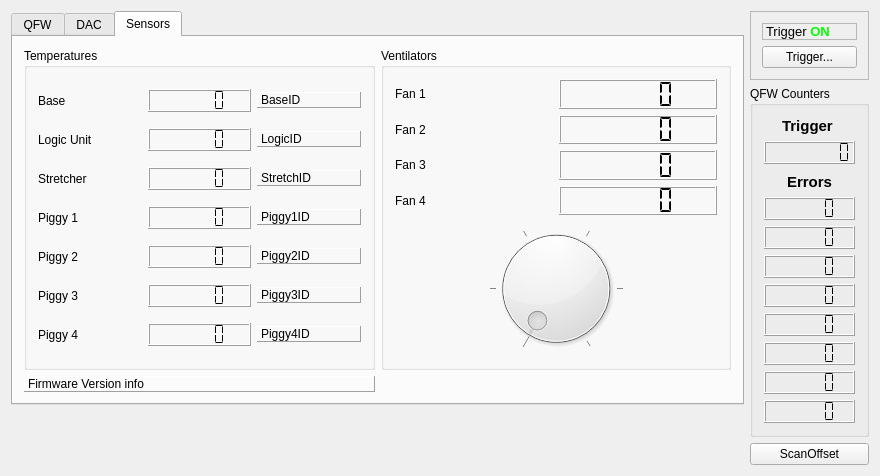
The window that mbspex/gui/qt/poland/PolandWidget.ui (gsi-ee/drivers) describes before a commit, drawn with Qt 5.
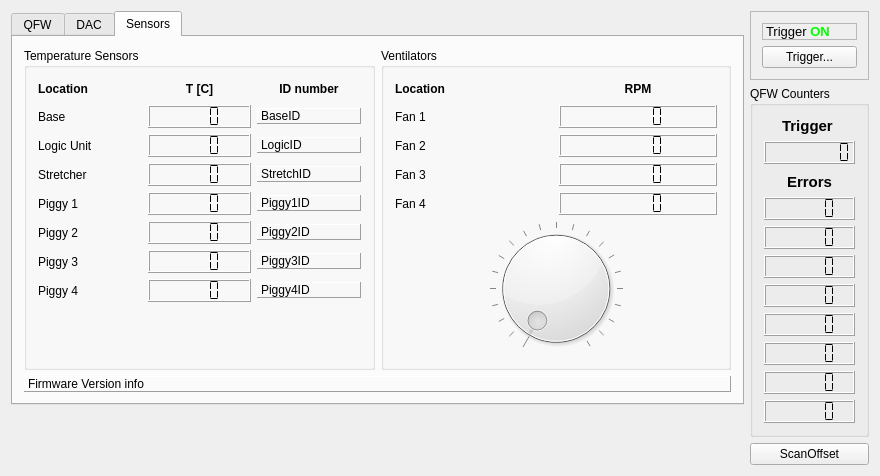
The same window after the commit. The open tabs and pages were chosen to show the change.

Commit message: mbspex poland gui: small improvements on the sensors panel

Patch:
```diff
--- a/mbspex/gui/qt/poland/PolandWidget.ui
+++ b/mbspex/gui/qt/poland/PolandWidget.ui
@@ -754,315 +754,464 @@
       <attribute name="title">
        <string>Sensors</string>
       </attribute>
-      <layout class="QGridLayout" name="gridLayout_3">
+      <layout class="QGridLayout" name="gridLayout_10">
        <item row="0" column="0">
         <widget class="QGroupBox" name="TempGroupBox">
          <property name="title">
-          <string>Temperatures</string>
+          <string>Temperature Sensors</string>
          </property>
-         <layout class="QGridLayout" name="gridLayout_2">
-          <item row="5" column="2">
-           <widget class="QLabel" name="IdPiggy3Label">
-            <property name="sizePolicy">
-             <sizepolicy hsizetype="Preferred" vsizetype="Fixed">
-              <horstretch>0</horstretch>
-              <verstretch>0</verstretch>
-             </sizepolicy>
-            </property>
-            <property name="toolTip">
-             <string>&lt;html&gt;&lt;head/&gt;&lt;body&gt;&lt;p&gt;ID number of sensor&lt;/p&gt;&lt;/body&gt;&lt;/html&gt;</string>
-            </property>
-            <property name="locale">
-             <locale language="English" country="UnitedStates"/>
-            </property>
-            <property name="frameShape">
-             <enum>QFrame::Panel</enum>
-            </property>
-            <property name="frameShadow">
-             <enum>QFrame::Raised</enum>
-            </property>
-            <property name="text">
-             <string>Piggy3ID</string>
-            </property>
-           </widget>
-          </item>
-          <item row="3" column="1">
-           <widget class="QLCDNumber" name="TPiggy1LCD">
-            <property name="toolTip">
-             <string>Temperature in Celsius of POLAND piggyback 1</string>
-            </property>
-            <property name="segmentStyle">
-             <enum>QLCDNumber::Flat</enum>
-            </property>
-           </widget>
-          </item>
-          <item row="0" column="1">
-           <widget class="QLCDNumber" name="TBaseLCD">
-            <property name="toolTip">
-             <string>Temperature in Celsius of POLAND base unit</string>
-            </property>
-            <property name="smallDecimalPoint">
-             <bool>false</bool>
-            </property>
-            <property name="segmentStyle">
-             <enum>QLCDNumber::Flat</enum>
-            </property>
-            <property name="value" stdset="0">
-             <double>0.000000000000000</double>
-            </property>
-            <property name="intValue" stdset="0">
-             <number>0</number>
-            </property>
-           </widget>
-          </item>
-          <item row="1" column="1">
-           <widget class="QLCDNumber" name="TLogicLCD">
-            <property name="toolTip">
-             <string>Temperature in Celsius of POLAND logic unit</string>
-            </property>
-            <property name="segmentStyle">
-             <enum>QLCDNumber::Flat</enum>
-            </property>
-           </widget>
-          </item>
+         <layout class="QGridLayout" name="gridLayout_12">
           <item row="0" column="0">
-           <widget class="QLabel" name="TbaseLabel">
-            <property name="text">
-             <string>Base</string>
-            </property>
-           </widget>
-          </item>
-          <item row="6" column="1">
-           <widget class="QLCDNumber" name="TPiggy4LCD">
-            <property name="toolTip">
-             <string>Temperature in Celsius of POLAND piggyback 4</string>
-            </property>
-            <property name="segmentStyle">
-             <enum>QLCDNumber::Flat</enum>
-            </property>
-           </widget>
-          </item>
-          <item row="2" column="2">
-           <widget class="QLabel" name="IdStretchLabel">
-            <property name="sizePolicy">
-             <sizepolicy hsizetype="Preferred" vsizetype="Fixed">
-              <horstretch>0</horstretch>
-              <verstretch>0</verstretch>
-             </sizepolicy>
-            </property>
-            <property name="toolTip">
-             <string>&lt;html&gt;&lt;head/&gt;&lt;body&gt;&lt;p&gt;ID number of sensor&lt;/p&gt;&lt;/body&gt;&lt;/html&gt;</string>
-            </property>
-            <property name="locale">
-             <locale language="English" country="UnitedStates"/>
-            </property>
-            <property name="frameShape">
-             <enum>QFrame::Panel</enum>
-            </property>
-            <property name="frameShadow">
-             <enum>QFrame::Raised</enum>
-            </property>
-            <property name="text">
-             <string>StretchID</string>
-            </property>
-           </widget>
-          </item>
-          <item row="2" column="1">
-           <widget class="QLCDNumber" name="TStretchLCD">
-            <property name="toolTip">
-             <string>Temperature in Celsius of POLAND stretcher unit</string>
-            </property>
-            <property name="segmentStyle">
-             <enum>QLCDNumber::Flat</enum>
-            </property>
-           </widget>
-          </item>
-          <item row="2" column="0">
-           <widget class="QLabel" name="TStretchLabel">
-            <property name="text">
-             <string>Stretcher</string>
-            </property>
-           </widget>
-          </item>
-          <item row="4" column="2">
-           <widget class="QLabel" name="IdPiggy2Label">
-            <property name="sizePolicy">
-             <sizepolicy hsizetype="Preferred" vsizetype="Fixed">
-              <horstretch>0</horstretch>
-              <verstretch>0</verstretch>
-             </sizepolicy>
-            </property>
-            <property name="toolTip">
-             <string>&lt;html&gt;&lt;head/&gt;&lt;body&gt;&lt;p&gt;ID number of sensor&lt;/p&gt;&lt;/body&gt;&lt;/html&gt;</string>
-            </property>
-            <property name="locale">
-             <locale language="English" country="UnitedStates"/>
-            </property>
-            <property name="frameShape">
-             <enum>QFrame::Panel</enum>
-            </property>
-            <property name="frameShadow">
-             <enum>QFrame::Raised</enum>
-            </property>
-            <property name="text">
-             <string>Piggy2ID</string>
-            </property>
-           </widget>
-          </item>
-          <item row="4" column="0">
-           <widget class="QLabel" name="TPiggy2Label">
-            <property name="text">
-             <string>Piggy 2</string>
-            </property>
-           </widget>
-          </item>
-          <item row="0" column="2">
-           <widget class="QLabel" name="IdBaseLabel">
-            <property name="sizePolicy">
-             <sizepolicy hsizetype="Preferred" vsizetype="Fixed">
-              <horstretch>0</horstretch>
-              <verstretch>0</verstretch>
-             </sizepolicy>
-            </property>
-            <property name="toolTip">
-             <string>&lt;html&gt;&lt;head/&gt;&lt;body&gt;&lt;p&gt;ID number of sensor&lt;/p&gt;&lt;/body&gt;&lt;/html&gt;</string>
-            </property>
-            <property name="locale">
-             <locale language="English" country="UnitedStates"/>
-            </property>
-            <property name="frameShape">
-             <enum>QFrame::Panel</enum>
-            </property>
-            <property name="frameShadow">
-             <enum>QFrame::Raised</enum>
-            </property>
-            <property name="text">
-             <string>BaseID</string>
-            </property>
-           </widget>
-          </item>
-          <item row="1" column="2">
-           <widget class="QLabel" name="IdLogicLabel">
-            <property name="sizePolicy">
-             <sizepolicy hsizetype="Preferred" vsizetype="Fixed">
-              <horstretch>0</horstretch>
-              <verstretch>0</verstretch>
-             </sizepolicy>
-            </property>
-            <property name="toolTip">
-             <string>&lt;html&gt;&lt;head/&gt;&lt;body&gt;&lt;p&gt;ID number of sensor&lt;/p&gt;&lt;/body&gt;&lt;/html&gt;</string>
-            </property>
-            <property name="locale">
-             <locale language="English" country="UnitedStates"/>
-            </property>
-            <property name="frameShape">
-             <enum>QFrame::Panel</enum>
-            </property>
-            <property name="frameShadow">
-             <enum>QFrame::Raised</enum>
-            </property>
-            <property name="text">
-             <string>LogicID</string>
-            </property>
-           </widget>
-          </item>
-          <item row="3" column="0">
-           <widget class="QLabel" name="TPiggy1Label">
-            <property name="text">
-             <string>Piggy 1</string>
-            </property>
-           </widget>
-          </item>
-          <item row="6" column="2">
-           <widget class="QLabel" name="IdPiggy4Label">
-            <property name="sizePolicy">
-             <sizepolicy hsizetype="Preferred" vsizetype="Fixed">
-              <horstretch>0</horstretch>
-              <verstretch>0</verstretch>
-             </sizepolicy>
-            </property>
-            <property name="toolTip">
-             <string>&lt;html&gt;&lt;head/&gt;&lt;body&gt;&lt;p&gt;ID number of sensor&lt;/p&gt;&lt;/body&gt;&lt;/html&gt;</string>
-            </property>
-            <property name="locale">
-             <locale language="English" country="UnitedStates"/>
-            </property>
-            <property name="frameShape">
-             <enum>QFrame::Panel</enum>
-            </property>
-            <property name="frameShadow">
-             <enum>QFrame::Raised</enum>
-            </property>
-            <property name="text">
-             <string>Piggy4ID</string>
-            </property>
-           </widget>
-          </item>
-          <item row="4" column="1">
-           <widget class="QLCDNumber" name="TPiggy2LCD">
-            <property name="toolTip">
-             <string>Temperature in Celsius of POLAND piggyback 2</string>
-            </property>
-            <property name="segmentStyle">
-             <enum>QLCDNumber::Flat</enum>
-            </property>
-           </widget>
+           <layout class="QGridLayout" name="gridLayout_2">
+            <item row="0" column="0">
+             <widget class="QLabel" name="NameLabel">
+              <property name="sizePolicy">
+               <sizepolicy hsizetype="Preferred" vsizetype="Minimum">
+                <horstretch>0</horstretch>
+                <verstretch>0</verstretch>
+               </sizepolicy>
+              </property>
+              <property name="minimumSize">
+               <size>
+                <width>0</width>
+                <height>20</height>
+               </size>
+              </property>
+              <property name="font">
+               <font>
+                <weight>75</weight>
+                <bold>true</bold>
+               </font>
+              </property>
+              <property name="text">
+               <string>Location</string>
+              </property>
+              <property name="alignment">
+               <set>Qt::AlignLeading|Qt::AlignLeft|Qt::AlignVCenter</set>
+              </property>
+             </widget>
+            </item>
+            <item row="0" column="1">
+             <widget class="QLabel" name="TempLabel">
+              <property name="sizePolicy">
+               <sizepolicy hsizetype="Preferred" vsizetype="Minimum">
+                <horstretch>0</horstretch>
+                <verstretch>0</verstretch>
+               </sizepolicy>
+              </property>
+              <property name="minimumSize">
+               <size>
+                <width>0</width>
+                <height>20</height>
+               </size>
+              </property>
+              <property name="font">
+               <font>
+                <weight>75</weight>
+                <bold>true</bold>
+               </font>
+              </property>
+              <property name="layoutDirection">
+               <enum>Qt::LeftToRight</enum>
+              </property>
+              <property name="text">
+               <string>T [C]</string>
+              </property>
+              <property name="alignment">
+               <set>Qt::AlignCenter</set>
+              </property>
+             </widget>
+            </item>
+            <item row="0" column="2">
+             <widget class="QLabel" name="IDLabe">
+              <property name="sizePolicy">
+               <sizepolicy hsizetype="Preferred" vsizetype="Minimum">
+                <horstretch>0</horstretch>
+                <verstretch>0</verstretch>
+               </sizepolicy>
+              </property>
+              <property name="minimumSize">
+               <size>
+                <width>0</width>
+                <height>20</height>
+               </size>
+              </property>
+              <property name="font">
+               <font>
+                <weight>75</weight>
+                <bold>true</bold>
+               </font>
+              </property>
+              <property name="text">
+               <string>ID number</string>
+              </property>
+              <property name="alignment">
+               <set>Qt::AlignCenter</set>
+              </property>
+             </widget>
+            </item>
+            <item row="1" column="0">
+             <widget class="QLabel" name="TbaseLabel">
+              <property name="text">
+               <string>Base</string>
+              </property>
+             </widget>
+            </item>
+            <item row="1" column="1">
+             <widget class="QLCDNumber" name="TBaseLCD">
+              <property name="toolTip">
+               <string>Temperature in Celsius of POLAND base unit</string>
+              </property>
+              <property name="smallDecimalPoint">
+               <bool>false</bool>
+              </property>
+              <property name="digitCount">
+               <number>4</number>
+              </property>
+              <property name="segmentStyle">
+               <enum>QLCDNumber::Flat</enum>
+              </property>
+              <property name="value" stdset="0">
+               <double>0.000000000000000</double>
+              </property>
+              <property name="intValue" stdset="0">
+               <number>0</number>
+              </property>
+             </widget>
+            </item>
+            <item row="1" column="2">
+             <widget class="QLabel" name="IdBaseLabel">
+              <property name="sizePolicy">
+               <sizepolicy hsizetype="Preferred" vsizetype="Fixed">
+                <horstretch>0</horstretch>
+                <verstretch>0</verstretch>
+               </sizepolicy>
+              </property>
+              <property name="toolTip">
+               <string>&lt;html&gt;&lt;head/&gt;&lt;body&gt;&lt;p&gt;ID number of sensor&lt;/p&gt;&lt;/body&gt;&lt;/html&gt;</string>
+              </property>
+              <property name="locale">
+               <locale language="English" country="UnitedStates"/>
+              </property>
+              <property name="frameShape">
+               <enum>QFrame::Panel</enum>
+              </property>
+              <property name="frameShadow">
+               <enum>QFrame::Raised</enum>
+              </property>
+              <property name="text">
+               <string>BaseID</string>
+              </property>
+             </widget>
+            </item>
+            <item row="2" column="0">
+             <widget class="QLabel" name="TLogicLabel">
+              <property name="text">
+               <string>Logic Unit</string>
+              </property>
+             </widget>
+            </item>
+            <item row="2" column="1">
+             <widget class="QLCDNumber" name="TLogicLCD">
+              <property name="toolTip">
+               <string>Temperature in Celsius of POLAND logic unit</string>
+              </property>
+              <property name="smallDecimalPoint">
+               <bool>false</bool>
+              </property>
+              <property name="digitCount">
+               <number>4</number>
+              </property>
+              <property name="segmentStyle">
+               <enum>QLCDNumber::Flat</enum>
+              </property>
+              <property name="value" stdset="0">
+               <double>0.000000000000000</double>
+              </property>
+              <property name="intValue" stdset="0">
+               <number>0</number>
+              </property>
+             </widget>
+            </item>
+            <item row="2" column="2">
+             <widget class="QLabel" name="IdLogicLabel">
+              <property name="sizePolicy">
+               <sizepolicy hsizetype="Preferred" vsizetype="Fixed">
+                <horstretch>0</horstretch>
+                <verstretch>0</verstretch>
+               </sizepolicy>
+              </property>
+              <property name="toolTip">
+               <string>&lt;html&gt;&lt;head/&gt;&lt;body&gt;&lt;p&gt;ID number of sensor&lt;/p&gt;&lt;/body&gt;&lt;/html&gt;</string>
+              </property>
+              <property name="locale">
+               <locale language="English" country="UnitedStates"/>
+              </property>
+              <property name="frameShape">
+               <enum>QFrame::Panel</enum>
+              </property>
+              <property name="frameShadow">
+               <enum>QFrame::Raised</enum>
+              </property>
+              <property name="text">
+               <string>LogicID</string>
+              </property>
+             </widget>
+            </item>
+            <item row="3" column="0">
+             <widget class="QLabel" name="TStretchLabel">
+              <property name="text">
+               <string>Stretcher</string>
+              </property>
+             </widget>
+            </item>
+            <item row="3" column="1">
+             <widget class="QLCDNumber" name="TStretchLCD">
+              <property name="toolTip">
+               <string>Temperature in Celsius of POLAND stretcher unit</string>
+              </property>
+              <property name="smallDecimalPoint">
+               <bool>false</bool>
+              </property>
+              <property name="digitCount">
+               <number>4</number>
+              </property>
+              <property name="segmentStyle">
+               <enum>QLCDNumber::Flat</enum>
+              </property>
+             </widget>
+            </item>
+            <item row="3" column="2">
+             <widget class="QLabel" name="IdStretchLabel">
+              <property name="sizePolicy">
+               <sizepolicy hsizetype="Preferred" vsizetype="Fixed">
+                <horstretch>0</horstretch>
+                <verstretch>0</verstretch>
+               </sizepolicy>
+              </property>
+              <property name="toolTip">
+               <string>&lt;html&gt;&lt;head/&gt;&lt;body&gt;&lt;p&gt;ID number of sensor&lt;/p&gt;&lt;/body&gt;&lt;/html&gt;</string>
+              </property>
+              <property name="locale">
+               <locale language="English" country="UnitedStates"/>
+              </property>
+              <property name="frameShape">
+               <enum>QFrame::Panel</enum>
+              </property>
+              <property name="frameShadow">
+               <enum>QFrame::Raised</enum>
+              </property>
+              <property name="text">
+               <string>StretchID</string>
+              </property>
+             </widget>
+            </item>
+            <item row="4" column="0">
+             <widget class="QLabel" name="TPiggy1Label">
+              <property name="text">
+               <string>Piggy 1</string>
+              </property>
+             </widget>
+            </item>
+            <item row="4" column="1">
+             <widget class="QLCDNumber" name="TPiggy1LCD">
+              <property name="toolTip">
+               <string>Temperature in Celsius of POLAND piggyback 1</string>
+              </property>
+              <property name="smallDecimalPoint">
+               <bool>false</bool>
+              </property>
+              <property name="digitCount">
+               <number>4</number>
+              </property>
+              <property name="segmentStyle">
+               <enum>QLCDNumber::Flat</enum>
+              </property>
+             </widget>
+            </item>
+            <item row="4" column="2">
+             <widget class="QLabel" name="IdPiggy1Label">
+              <property name="sizePolicy">
+               <sizepolicy hsizetype="Preferred" vsizetype="Fixed">
+                <horstretch>0</horstretch>
+                <verstretch>0</verstretch>
+               </sizepolicy>
+              </property>
+              <property name="toolTip">
+               <string>&lt;html&gt;&lt;head/&gt;&lt;body&gt;&lt;p&gt;ID number of sensor&lt;/p&gt;&lt;/body&gt;&lt;/html&gt;</string>
+              </property>
+              <property name="locale">
+               <locale language="English" country="UnitedStates"/>
+              </property>
+              <property name="frameShape">
+               <enum>QFrame::Panel</enum>
+              </property>
+              <property name="frameShadow">
+               <enum>QFrame::Raised</enum>
+              </property>
+              <property name="text">
+               <string>Piggy1ID</string>
+              </property>
+             </widget>
+            </item>
+            <item row="5" column="0">
+             <widget class="QLabel" name="TPiggy2Label">
+              <property name="text">
+               <string>Piggy 2</string>
+              </property>
+             </widget>
+            </item>
+            <item row="5" column="1">
+             <widget class="QLCDNumber" name="TPiggy2LCD">
+              <property name="toolTip">
+               <string>Temperature in Celsius of POLAND piggyback 2</string>
+              </property>
+              <property name="smallDecimalPoint">
+               <bool>false</bool>
+              </property>
+              <property name="digitCount">
+               <number>4</number>
+              </property>
+              <property name="segmentStyle">
+               <enum>QLCDNumber::Flat</enum>
+              </property>
+             </widget>
+            </item>
+            <item row="5" column="2">
+             <widget class="QLabel" name="IdPiggy2Label">
+              <property name="sizePolicy">
+               <sizepolicy hsizetype="Preferred" vsizetype="Fixed">
+                <horstretch>0</horstretch>
+                <verstretch>0</verstretch>
+               </sizepolicy>
+              </property>
+              <property name="toolTip">
+               <string>&lt;html&gt;&lt;head/&gt;&lt;body&gt;&lt;p&gt;ID number of sensor&lt;/p&gt;&lt;/body&gt;&lt;/html&gt;</string>
+              </property>
+              <property name="locale">
+               <locale language="English" country="UnitedStates"/>
+              </property>
+              <property name="frameShape">
+               <enum>QFrame::Panel</enum>
+              </property>
+              <property name="frameShadow">
+               <enum>QFrame::Raised</enum>
+              </property>
+              <property name="text">
+               <string>Piggy2ID</string>
+              </property>
+             </widget>
+            </item>
+            <item row="6" column="0">
+             <widget class="QLabel" name="TPiggy3Label">
+              <property name="text">
+               <string>Piggy 3</string>
+              </property>
+             </widget>
+            </item>
+            <item row="6" column="1">
+             <widget class="QLCDNumber" name="TPiggy3LCD">
+              <property name="toolTip">
+               <string>Temperature in Celsius of POLAND piggyback 3</string>
+              </property>
+              <property name="smallDecimalPoint">
+               <bool>false</bool>
+              </property>
+              <property name="digitCount">
+               <number>4</number>
+              </property>
+              <property name="segmentStyle">
+               <enum>QLCDNumber::Flat</enum>
+              </property>
+             </widget>
+            </item>
+            <item row="6" column="2">
+             <widget class="QLabel" name="IdPiggy3Label">
+              <property name="sizePolicy">
+               <sizepolicy hsizetype="Preferred" vsizetype="Fixed">
+                <horstretch>0</horstretch>
+                <verstretch>0</verstretch>
+               </sizepolicy>
+              </property>
+              <property name="toolTip">
+               <string>&lt;html&gt;&lt;head/&gt;&lt;body&gt;&lt;p&gt;ID number of sensor&lt;/p&gt;&lt;/body&gt;&lt;/html&gt;</string>
+              </property>
+              <property name="locale">
+               <locale language="English" country="UnitedStates"/>
+              </property>
+              <property name="frameShape">
+               <enum>QFrame::Panel</enum>
+              </property>
+              <property name="frameShadow">
+               <enum>QFrame::Raised</enum>
+              </property>
+              <property name="text">
+               <string>Piggy3ID</string>
+              </property>
+             </widget>
+            </item>
+            <item row="7" column="0">
+             <widget class="QLabel" name="TPiggy4Label">
+              <property name="text">
+               <string>Piggy 4</string>
+              </property>
+             </widget>
+            </item>
+            <item row="7" column="1">
+             <widget class="QLCDNumber" name="TPiggy4LCD">
+              <property name="toolTip">
+               <string>Temperature in Celsius of POLAND piggyback 4</string>
+              </property>
+              <property name="smallDecimalPoint">
+               <bool>false</bool>
+              </property>
+              <property name="digitCount">
+               <number>4</number>
+              </property>
+              <property name="segmentStyle">
+               <enum>QLCDNumber::Flat</enum>
+              </property>
+             </widget>
+            </item>
+            <item row="7" column="2">
+             <widget class="QLabel" name="IdPiggy4Label">
+              <property name="sizePolicy">
+               <sizepolicy hsizetype="Preferred" vsizetype="Fixed">
+                <horstretch>0</horstretch>
+                <verstretch>0</verstretch>
+               </sizepolicy>
+              </property>
+              <property name="toolTip">
+               <string>&lt;html&gt;&lt;head/&gt;&lt;body&gt;&lt;p&gt;ID number of sensor&lt;/p&gt;&lt;/body&gt;&lt;/html&gt;</string>
+              </property>
+              <property name="locale">
+               <locale language="English" country="UnitedStates"/>
+              </property>
+              <property name="frameShape">
+               <enum>QFrame::Panel</enum>
+              </property>
+              <property name="frameShadow">
+               <enum>QFrame::Raised</enum>
+              </property>
+              <property name="text">
+               <string>Piggy4ID</string>
+              </property>
+             </widget>
+            </item>
+           </layout>
           </item>
           <item row="1" column="0">
-           <widget class="QLabel" name="TLogicLabel">
-            <property name="text">
-             <string>Logic Unit</string>
+           <spacer name="verticalSpacer_4">
+            <property name="orientation">
+             <enum>Qt::Vertical</enum>
             </property>
-           </widget>
-          </item>
-          <item row="5" column="0">
-           <widget class="QLabel" name="TPiggy3Label">
-            <property name="text">
-             <string>Piggy 3</string>
+            <property name="sizeHint" stdset="0">
+             <size>
+              <width>20</width>
+              <height>46</height>
+             </size>
             </property>
-           </widget>
-          </item>
-          <item row="3" column="2">
-           <widget class="QLabel" name="IdPiggy1Label">
-            <property name="sizePolicy">
-             <sizepolicy hsizetype="Preferred" vsizetype="Fixed">
-              <horstretch>0</horstretch>
-              <verstretch>0</verstretch>
-             </sizepolicy>
-            </property>
-            <property name="toolTip">
-             <string>&lt;html&gt;&lt;head/&gt;&lt;body&gt;&lt;p&gt;ID number of sensor&lt;/p&gt;&lt;/body&gt;&lt;/html&gt;</string>
-            </property>
-            <property name="locale">
-             <locale language="English" country="UnitedStates"/>
-            </property>
-            <property name="frameShape">
-             <enum>QFrame::Panel</enum>
-            </property>
-            <property name="frameShadow">
-             <enum>QFrame::Raised</enum>
-            </property>
-            <property name="text">
-             <string>Piggy1ID</string>
-            </property>
-           </widget>
-          </item>
-          <item row="6" column="0">
-           <widget class="QLabel" name="TPiggy4Label">
-            <property name="text">
-             <string>Piggy 4</string>
-            </property>
-           </widget>
-          </item>
-          <item row="5" column="1">
-           <widget class="QLCDNumber" name="TPiggy3LCD">
-            <property name="toolTip">
-             <string>Temperature in Celsius of POLAND piggyback 3</string>
-            </property>
-            <property name="segmentStyle">
-             <enum>QLCDNumber::Flat</enum>
-            </property>
-           </widget>
+           </spacer>
           </item>
          </layout>
         </widget>
@@ -1072,17 +1221,76 @@
          <property name="title">
           <string>Ventilators</string>
          </property>
-         <layout class="QGridLayout" name="gridLayout_13">
+         <layout class="QGridLayout" name="gridLayout_11">
           <item row="0" column="0">
-           <layout class="QGridLayout" name="gridLayout_11">
+           <layout class="QGridLayout" name="gridLayout_3">
             <item row="0" column="0">
+             <widget class="QLabel" name="FanLocLabel">
+              <property name="sizePolicy">
+               <sizepolicy hsizetype="Preferred" vsizetype="Minimum">
+                <horstretch>0</horstretch>
+                <verstretch>0</verstretch>
+               </sizepolicy>
+              </property>
+              <property name="minimumSize">
+               <size>
+                <width>0</width>
+                <height>20</height>
+               </size>
+              </property>
+              <property name="font">
+               <font>
+                <weight>75</weight>
+                <bold>true</bold>
+               </font>
+              </property>
+              <property name="text">
+               <string>Location</string>
+              </property>
+              <property name="alignment">
+               <set>Qt::AlignLeading|Qt::AlignLeft|Qt::AlignVCenter</set>
+              </property>
+             </widget>
+            </item>
+            <item row="0" column="1">
+             <widget class="QLabel" name="RPMLabel">
+              <property name="sizePolicy">
+               <sizepolicy hsizetype="Preferred" vsizetype="Minimum">
+                <horstretch>0</horstretch>
+                <verstretch>0</verstretch>
+               </sizepolicy>
+              </property>
+              <property name="minimumSize">
+               <size>
+                <width>0</width>
+                <height>20</height>
+               </size>
+              </property>
+              <property name="font">
+               <font>
+                <weight>75</weight>
+                <bold>true</bold>
+               </font>
+              </property>
+              <property name="layoutDirection">
+               <enum>Qt::LeftToRight</enum>
+              </property>
+              <property name="text">
+               <string>RPM</string>
+              </property>
+              <property name="alignment">
+               <set>Qt::AlignCenter</set>
+              </property>
+             </widget>
+            </item>
+            <item row="1" column="0">
              <widget class="QLabel" name="Fan1_Label">
               <property name="text">
                <string>Fan 1</string>
               </property>
              </widget>
             </item>
-            <item row="0" column="1">
+            <item row="1" column="1">
              <widget class="QLCDNumber" name="Fan1_LCD">
               <property name="toolTip">
                <string>Fan 1 rotation speed in RPM</string>
@@ -1092,14 +1300,14 @@
               </property>
              </widget>
             </item>
-            <item row="1" column="0">
+            <item row="2" column="0">
              <widget class="QLabel" name="Fan2_Label">
               <property name="text">
                <string>Fan 2</string>
               </property>
              </widget>
             </item>
-            <item row="1" column="1">
+            <item row="2" column="1">
              <widget class="QLCDNumber" name="Fan2_LCD">
               <property name="toolTip">
                <string>Fan 2 rotation speed in RPM</string>
@@ -1109,14 +1317,14 @@
               </property>
              </widget>
             </item>
-            <item row="2" column="0">
+            <item row="3" column="0">
              <widget class="QLabel" name="Fan3_Label">
               <property name="text">
                <string>Fan 3</string>
               </property>
              </widget>
             </item>
-            <item row="2" column="1">
+            <item row="3" column="1">
              <widget class="QLCDNumber" name="Fan3_LCD">
               <property name="toolTip">
                <string>Fan 3 rotation speed in RPM</string>
@@ -1126,14 +1334,14 @@
               </property>
              </widget>
             </item>
-            <item row="3" column="0">
+            <item row="4" column="0">
              <widget class="QLabel" name="Fan4_Label">
               <property name="text">
                <string>Fan 4</string>
               </property>
              </widget>
             </item>
-            <item row="3" column="1">
+            <item row="4" column="1">
              <widget class="QLCDNumber" name="Fan4_LCD">
               <property name="toolTip">
                <string>Fan 4 rotation speed in RPM</string>
@@ -1159,9 +1367,15 @@
             <property name="pageStep">
              <number>5000</number>
             </property>
+            <property name="sliderPosition">
+             <number>16</number>
+            </property>
             <property name="tracking">
              <bool>false</bool>
             </property>
+            <property name="notchTarget">
+             <double>1.000000000000000</double>
+            </property>
             <property name="notchesVisible">
              <bool>true</bool>
             </property>
@@ -1170,7 +1384,7 @@
          </layout>
         </widget>
        </item>
-       <item row="1" column="0">
+       <item row="1" column="0" colspan="2">
         <widget class="QLabel" name="FirmwareLabel">
          <property name="sizePolicy">
           <sizepolicy hsizetype="Preferred" vsizetype="Fixed">
```
Left out of the diff: 633 changed lines with no effect on the pictures. The commit also changes 1 other file.
